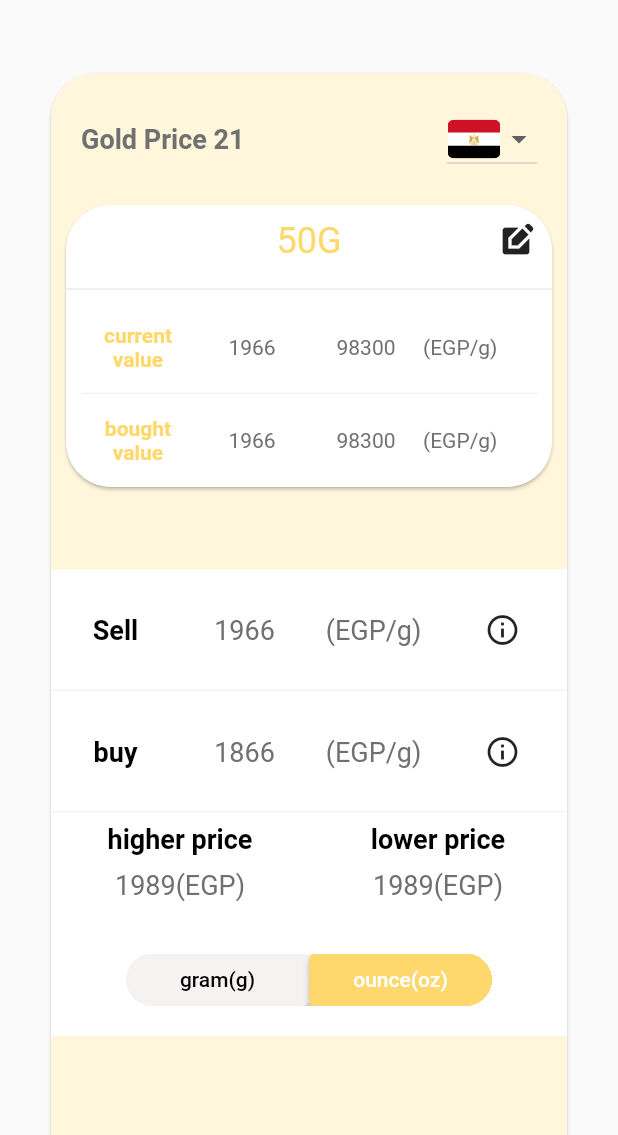
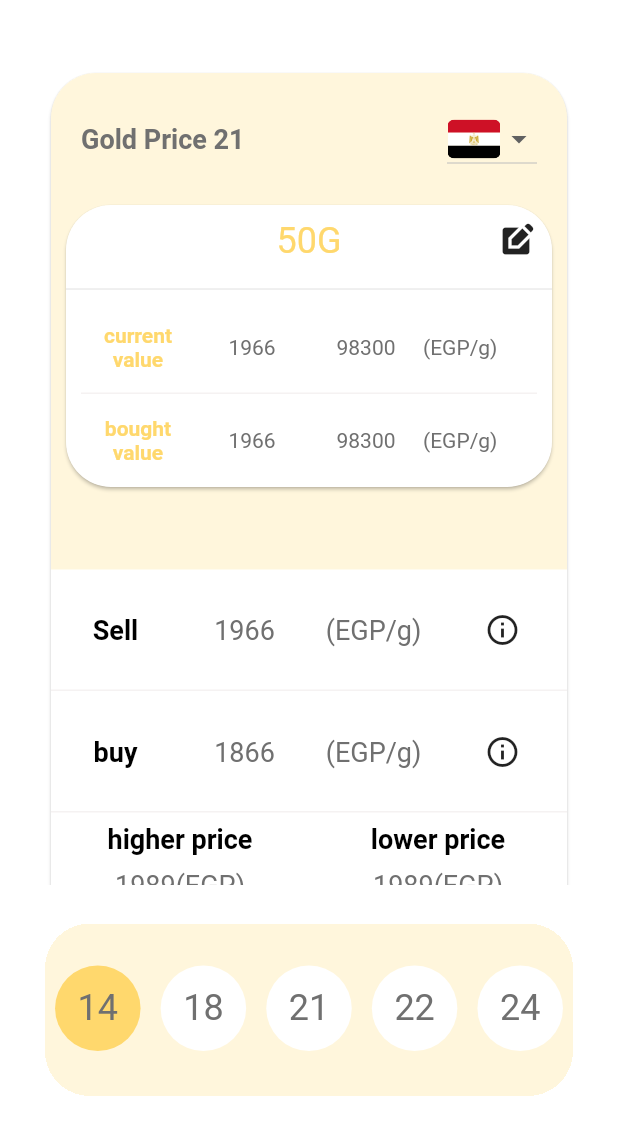
Before and after one commit to ibrahim-elsokary/goldinia_app, a Flutter app: the screen it shows after launch, on a phone screen of 412 x 824 dp, the part 101-1236 px from its top. Run offline on Flutter 3.47's test engine with Material 2 defaults, Android fonts, the phone set to English and light mode, and no system bars; our stand-ins replace dartz, flutter_svg; network calls fail.

Commit message:
build custo bottm navigator bar

```diff
--- /dev/null
+++ b/lib/features/home/pesentation/view/widgets/custom_bottom_bar.dart
@@ -0,0 +1,84 @@
+import 'package:flutter/material.dart';
+import 'package:goldinia_app/core/utils/style_colors.dart';
+
+import '../../../../../core/utils/styles.dart';
+import 'custom_circular_button.dart';
+
+class CustomBottomBar extends StatelessWidget {
+  const CustomBottomBar({super.key});
+  @override
+  Widget build(BuildContext context) {
+    return Container(
+      clipBehavior: Clip.hardEdge,
+      margin: const EdgeInsets.only(bottom: 26, top: 26),
+      height: 115,
+      decoration: BoxDecoration(
+        borderRadius: BorderRadius.circular(30),
+      ),
+      child: BottomNavigationBar(
+          backgroundColor: StyleColors.brightYellow,
+          showSelectedLabels: false,
+          showUnselectedLabels: false,
+          selectedItemColor: StyleColors.yellow,
+          type: BottomNavigationBarType.fixed,
+          onTap: (value) {},
+          items: const [
+            BottomNavigationBarItem(
+              icon: CustomCircularButton(
+                icon: Text(
+                  '14',
+                  style: Styles.fontStyle24Normal,
+                ),
+                backgroundColor: 0 == 0 ? StyleColors.yellow : Colors.white,
+                borderSide: BorderSide.none,
+              ),
+              label: '1',
+            ),
+            BottomNavigationBarItem(
+              icon: CustomCircularButton(
+                icon: Text(
+                  '18',
+                  style: Styles.fontStyle24Normal,
+                ),
+                backgroundColor: 0 == 1 ? StyleColors.yellow : Colors.white,
+                borderSide: BorderSide.none,
+              ),
+              label: '2',
+            ),
+            BottomNavigationBarItem(
+              icon: CustomCircularButton(
+                icon: Text(
+                  '21',
+                  style: Styles.fontStyle24Normal,
+                ),
+                backgroundColor: 0 == 2 ? StyleColors.yellow : Colors.white,
+                borderSide: BorderSide.none,
+              ),
+              label: '3',
+            ),
+            BottomNavigationBarItem(
+              icon: CustomCircularButton(
+                icon: Text(
+                  '22',
+                  style: Styles.fontStyle24Normal,
+                ),
+                backgroundColor: 0 == 3 ? StyleColors.yellow : Colors.white,
+                borderSide: BorderSide.none,
+              ),
+              label: '4',
+            ),
+            BottomNavigationBarItem(
+              icon: CustomCircularButton(
+                icon: Text(
+                  '24',
+                  style: Styles.fontStyle24Normal,
+                ),
+                backgroundColor: 0 == 4 ? StyleColors.yellow : Colors.white,
+                borderSide: BorderSide.none,
+              ),
+              label: '5',
+            ),
+          ]),
+    );
+  }
+}
--- a/lib/features/home/pesentation/view/widgets/custom_circular_button.dart
+++ b/lib/features/home/pesentation/view/widgets/custom_circular_button.dart
@@ -8,10 +8,11 @@ class CustomCircularButton extends StatelessWidget {
     this.iconColor = StyleColors.subColor,
     this.backgroundColor,
     this.onPressed,
+    this.borderSide = const BorderSide(color: StyleColors.subColor),
   });
 
   final Widget icon;
-  final BorderSide borderSide = const BorderSide(color: StyleColors.subColor);
+  final BorderSide borderSide ;
   final Color iconColor;
   final Color? backgroundColor;
   final double size = 57;
@@ -19,10 +20,12 @@ class CustomCircularButton extends StatelessWidget {
   @override
   Widget build(BuildContext context) {
     return Ink(
-      color: backgroundColor,
+
+
       width: size,
       height: size,
       decoration: ShapeDecoration(
+        color: backgroundColor,
         shape: CircleBorder(side: borderSide),
       ),
       child: IconButton(
--- a/lib/features/home/pesentation/view/widgets/home_body.dart
+++ b/lib/features/home/pesentation/view/widgets/home_body.dart
@@ -1,7 +1,9 @@
 import 'package:flutter/material.dart';
 import 'package:goldinia_app/core/utils/style_colors.dart';
 import 'package:goldinia_app/core/utils/styles.dart';
+import 'package:goldinia_app/features/home/pesentation/view/widgets/custom_circular_button.dart';
 import 'package:goldinia_app/features/home/pesentation/view/widgets/custom_wallet_widget.dart';
+import 'custom_bottom_bar.dart';
 import 'custom_drop_down_menu_for_country.dart';
 import 'custom_home_app_bar.dart';
 import 'price_today_custom_widget.dart';
@@ -28,8 +30,8 @@ class HomeBody extends StatelessWidget {
               child: Card(
                 clipBehavior: Clip.hardEdge,
                 color: StyleColors.brightYellow,
-                shape:
-                    RoundedRectangleBorder(borderRadius: BorderRadius.circular(30)),
+                shape: RoundedRectangleBorder(
+                    borderRadius: BorderRadius.circular(30)),
                 child: Padding(
                   padding: const EdgeInsets.only(top: 20),
                   child: Column(
@@ -53,20 +55,15 @@ class HomeBody extends StatelessWidget {
                         height: 55,
                       ),
                       const PriceTodayCustomWidget(),
-                      const SizedBox(
-                        height: 200,
-                      ),
                     ],
                   ),
                 ),
               ),
             ),
           ),
-
+          const CustomBottomBar()
         ],
       ),
     );
   }
-
-
 }
--- a/lib/main.dart
+++ b/lib/main.dart
@@ -21,8 +21,8 @@ class GoldiniaApp extends StatelessWidget {
   @override
   Widget build(BuildContext context) {
     return  MaterialApp(
-
-      home: HomeView(),
+      theme: ThemeData.light().copyWith(scaffoldBackgroundColor: Colors.white),
+      home: const HomeView(),
       debugShowCheckedModeBanner: false,
     );
   }
```
